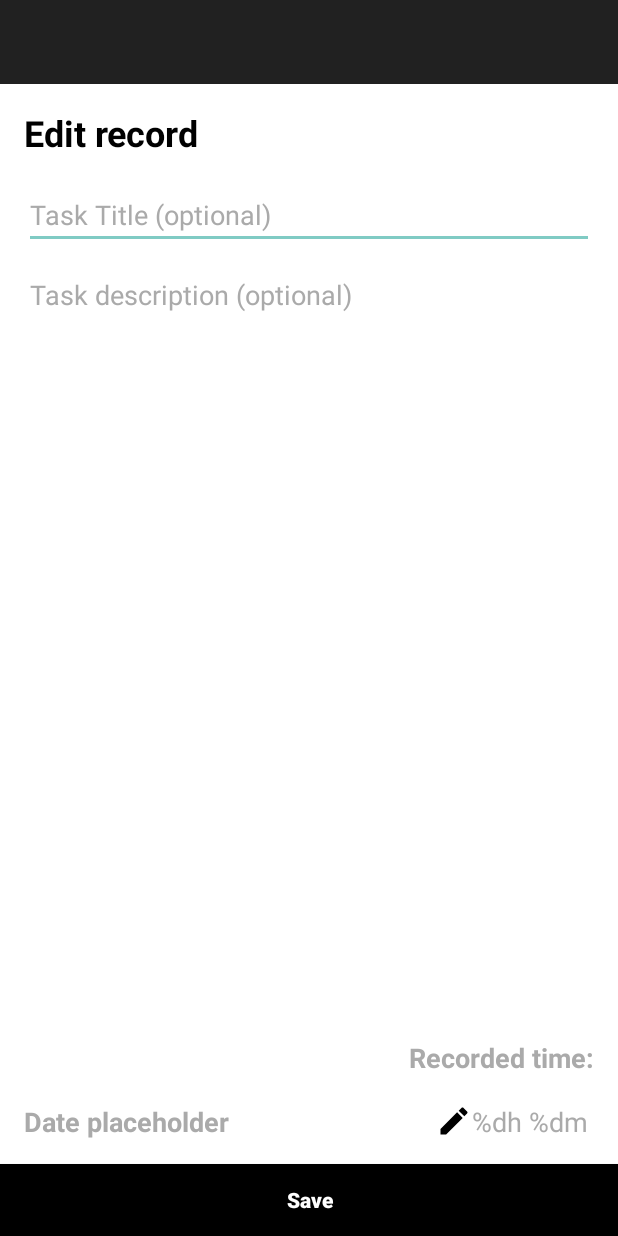
After one commit to LexuBBAA/Tracker, an Android app: the EditTimeActivity screen opened directly, with no data from a screen before it, on a phone screen of 412 x 824 dp. The commit adds this screen. Run offline under Robolectric (Android 15) with nearby library versions, the phone set to English and light mode, and no system bars.

Commit message:
Started work on EditTimeActivity

```diff
--- a/app/src/main/AndroidManifest.xml
+++ b/app/src/main/AndroidManifest.xml
@@ -18,6 +18,8 @@
         </activity>
         <activity android:name=".TrackActivity">
         </activity>
+        <activity android:name=".EditTimeActivity">
+        </activity>
     </application>
 
 </manifest>
--- /dev/null
+++ b/app/src/main/java/com/lexu/tracker/EditTimeActivity.java
@@ -0,0 +1,41 @@
+package com.lexu.tracker;
+
+import android.support.v7.app.AppCompatActivity;
+import android.os.Bundle;
+import android.view.View;
+import android.widget.EditText;
+import android.widget.TextView;
+
+import com.lexu.tracker.Models.TimeEntry;
+
+public class EditTimeActivity extends AppCompatActivity implements View.OnClickListener {
+
+    private TimeEntry mRecord = null;
+
+    @Override
+    protected void onCreate(Bundle savedInstanceState) {
+        super.onCreate(savedInstanceState);
+        setContentView(R.layout.activity_edit_time);
+
+        mRecord = (TimeEntry) getIntent().getSerializableExtra(MainActivity.TRACKER_NEW_ENTRY_KEY);
+
+        EditText recordTitle = (EditText) findViewById(R.id.edit_time_task_title);
+        EditText recordDescription = (EditText) findViewById(R.id.edit_time_task_description);
+        EditText recordSpentTime = (EditText) findViewById(R.id.edit_time_recorded_time);
+        TextView recordDate = (TextView) findViewById(R.id.edit_time_task_date);
+
+        if(mRecord != null) {
+            recordTitle.setText(mRecord.getTitle());
+            recordDescription.setText(mRecord.getDescription());
+            recordDate.setText(mRecord.getDate());
+            recordSpentTime.setText(String.format(recordSpentTime.getText().toString(), mRecord.getSpentHours(), mRecord.getSpentMinutes()));
+
+            recordSpentTime.setOnClickListener(this);
+        }
+    }
+
+    @Override
+    public void onClick(View v) {
+
+    }
+}
--- /dev/null
+++ b/app/src/main/res/drawable/ic_edit_black_24dp.xml
@@ -0,0 +1,9 @@
+<vector xmlns:android="http://schemas.android.com/apk/res/android"
+        android:width="24dp"
+        android:height="24dp"
+        android:viewportWidth="24.0"
+        android:viewportHeight="24.0">
+    <path
+        android:fillColor="#FF000000"
+        android:pathData="M3,17.25V21h3.75L17.81,9.94l-3.75,-3.75L3,17.25zM20.71,7.04c0.39,-0.39 0.39,-1.02 0,-1.41l-2.34,-2.34c-0.39,-0.39 -1.02,-0.39 -1.41,0l-1.83,1.83 3.75,3.75 1.83,-1.83z"/>
+</vector>
--- /dev/null
+++ b/app/src/main/res/layout/activity_edit_time.xml
@@ -0,0 +1,124 @@
+<?xml version="1.0" encoding="utf-8"?>
+<android.support.constraint.ConstraintLayout
+    xmlns:android="http://schemas.android.com/apk/res/android"
+    xmlns:app="http://schemas.android.com/apk/res-auto"
+    android:layout_width="match_parent"
+    android:layout_height="match_parent"
+    android:background="@android:color/white">
+
+    <com.lexu.materialexu.Toolbar
+        android:id="@+id/toolbar"
+        android:layout_width="0dp"
+        android:layout_height="wrap_content"
+        android:background="?attr/colorPrimary"
+        android:minHeight="?attr/actionBarSize"
+        android:theme="?attr/actionBarTheme"
+        app:layout_constraintEnd_toEndOf="parent"
+        app:layout_constraintStart_toStartOf="parent"
+        app:layout_constraintTop_toTopOf="parent"/>
+
+    <TextView
+        android:id="@+id/edit_time_title"
+        android:layout_width="0dp"
+        android:layout_height="wrap_content"
+        android:layout_marginEnd="16dp"
+        android:layout_marginStart="16dp"
+        android:layout_marginTop="16dp"
+        android:text="@string/edit_time_title_text"
+        android:textColor="@android:color/black"
+        android:textSize="24sp"
+        android:textStyle="bold"
+        app:layout_constraintEnd_toEndOf="parent"
+        app:layout_constraintStart_toStartOf="parent"
+        app:layout_constraintTop_toBottomOf="@+id/toolbar"/>
+
+    <EditText
+        android:id="@+id/edit_time_task_title"
+        android:layout_width="0dp"
+        android:layout_height="wrap_content"
+        android:layout_marginTop="16dp"
+        android:ems="10"
+        android:hint="@string/task_title_optional"
+        android:inputType="textPersonName"
+        android:singleLine="true"
+        android:textColor="@android:color/black"
+        android:textColorHint="@android:color/darker_gray"
+        app:layout_constraintEnd_toEndOf="@+id/edit_time_title"
+        app:layout_constraintStart_toStartOf="@+id/edit_time_title"
+        app:layout_constraintTop_toBottomOf="@+id/edit_time_title"/>
+
+    <EditText
+        android:id="@+id/edit_time_task_description"
+        android:layout_width="0dp"
+        android:layout_height="0dp"
+        android:layout_marginBottom="8dp"
+        android:layout_marginTop="8dp"
+        android:ems="10"
+        android:gravity="start"
+        android:hint="@string/task_description_optional"
+        android:inputType="textPersonName"
+        android:textAlignment="viewStart"
+        android:textColor="@android:color/black"
+        android:textColorHint="@android:color/darker_gray"
+        app:layout_constraintBottom_toTopOf="@+id/edit_time_recorded_time_label"
+        app:layout_constraintEnd_toEndOf="@+id/edit_time_task_title"
+        app:layout_constraintStart_toStartOf="@+id/edit_time_task_title"
+        app:layout_constraintTop_toBottomOf="@+id/edit_time_task_title"/>
+
+    <TextView
+        android:id="@+id/edit_time_recorded_time_label"
+        android:layout_width="wrap_content"
+        android:layout_height="wrap_content"
+        android:layout_marginBottom="8dp"
+        android:text="@string/recorded_time_label_text"
+        android:textColor="@android:color/darker_gray"
+        android:textSize="18sp"
+        android:textStyle="bold"
+        app:layout_constraintBottom_toTopOf="@+id/edit_time_recorded_time"
+        app:layout_constraintEnd_toEndOf="@+id/edit_time_recorded_time"/>
+
+    <EditText
+        android:id="@+id/edit_time_recorded_time"
+        android:layout_width="wrap_content"
+        android:layout_height="wrap_content"
+        android:layout_marginEnd="16dp"
+        android:layout_marginRight="16dp"
+        android:drawableLeft="@drawable/ic_edit_black_24dp"
+        android:drawableStart="@drawable/ic_edit_black_24dp"
+        android:enabled="false"
+        android:inputType="datetime"
+        android:text="@string/formatted_time_placeholder"
+        android:textColor="@android:color/darker_gray"
+        android:textSize="18sp"
+        app:layout_constraintBottom_toBottomOf="@+id/edit_time_task_date"
+        app:layout_constraintEnd_toEndOf="parent"
+        app:layout_constraintTop_toTopOf="@+id/edit_time_task_date"/>
+
+    <TextView
+        android:id="@+id/edit_time_task_date"
+        android:layout_width="wrap_content"
+        android:layout_height="wrap_content"
+        android:layout_marginBottom="16dp"
+        android:layout_marginLeft="16dp"
+        android:layout_marginStart="16dp"
+        android:text="@string/date_placeholder"
+        android:textColor="@android:color/darker_gray"
+        android:textSize="18sp"
+        android:textStyle="bold"
+        app:layout_constraintBottom_toTopOf="@+id/edit_time_save"
+        app:layout_constraintStart_toStartOf="parent"/>
+
+    <Button
+        android:id="@+id/edit_time_save"
+        android:layout_width="0dp"
+        android:layout_height="wrap_content"
+        android:background="@android:color/black"
+        android:text="@string/save"
+        android:textAllCaps="false"
+        android:textColor="@android:color/white"
+        android:textStyle="bold"
+        app:layout_constraintBottom_toBottomOf="parent"
+        app:layout_constraintEnd_toEndOf="parent"
+        app:layout_constraintStart_toStartOf="parent"/>
+
+</android.support.constraint.ConstraintLayout>
--- a/app/src/main/res/values/strings.xml
+++ b/app/src/main/res/values/strings.xml
@@ -13,4 +13,6 @@
     <string name="date_placeholder">Date placeholder</string>
     <string name="time_entries_title">Time Entries</string>
     <string name="no_records_placeholder">No records to display</string>
+    <string name="recorded_time_label_text">Recorded time:</string>
+    <string name="edit_time_title_text">Edit record</string>
 </resources>
```
